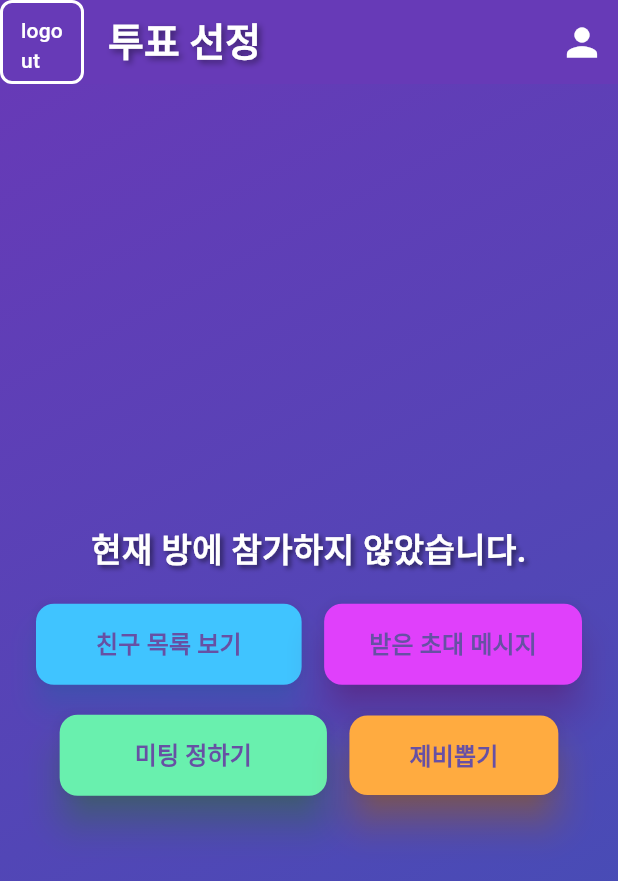
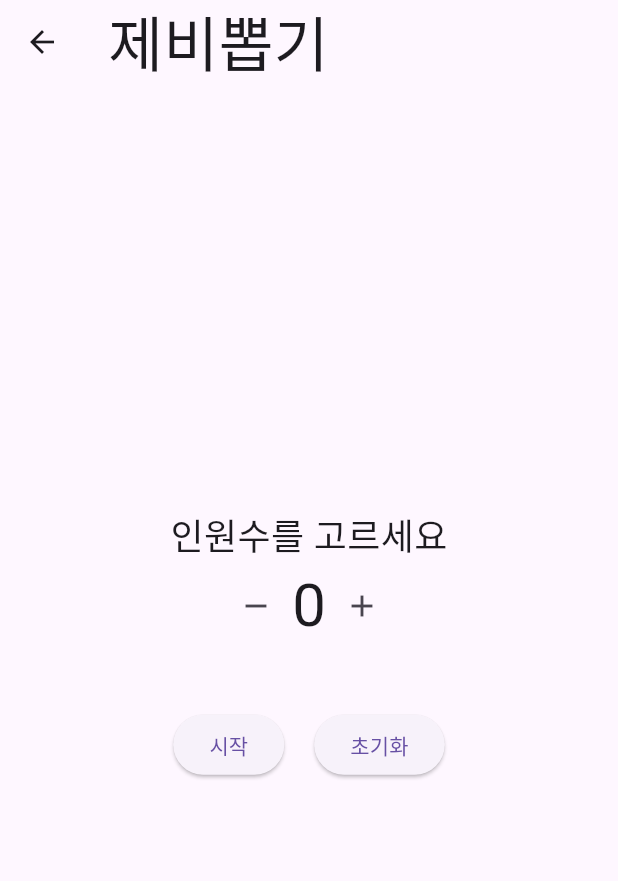
Before and after one commit to imyhnam0/food_choose, a Flutter app: the HomePage screen opened directly, after a tap on "제비뽑기", on a phone screen of 412 x 824 dp. Shown: the top 881 px of the screen. Run offline on Flutter 3.47's test engine with Material 3 defaults, Android fonts, the phone set to English and light mode, and no system bars; our stand-ins replace cloud_firestore, firebase_auth, firebase_core, shared_preferences; accounts and stored records are empty; statements that could not run were skipped.

Commit message:
all done?

```diff
--- a/lib/main.dart
+++ b/lib/main.dart
@@ -17,6 +17,7 @@ import 'invitemessage.dart';
 import 'loginpage.dart';
 import 'myinfo.dart';
 import 'meetingroom.dart';
+import 'pickpeople.dart';
 
 void main() async {
   WidgetsFlutterBinding.ensureInitialized();
@@ -609,7 +610,11 @@ class _HomePageState extends State<HomePage> {
                                 shadowColor: Colors.orange,
                               ),
                               onPressed: () {
-
+                                Navigator.push(
+                                  context,
+                                  MaterialPageRoute(
+                                      builder: (context) => pickPeoplePage()),
+                                );
                               },
                               child: const Text(
                                 '제비뽑기',
--- /dev/null
+++ b/lib/pickpeople.dart
@@ -0,0 +1,191 @@
+import 'package:flutter/material.dart';
+import 'invite.dart';
+import 'dart:math';
+
+class pickPeoplePage extends StatefulWidget {
+  const pickPeoplePage({super.key});
+
+  @override
+  State<pickPeoplePage> createState() => _pickPeoplePageState();
+}
+
+class _pickPeoplePageState extends State<pickPeoplePage> {
+  int _counter = 0;
+  int? selectedValue;
+  List<TextEditingController> textControllers = [];
+  final Random _random = Random();
+
+  void _incrementCounter() {
+    setState(() {
+      _counter++;
+      textControllers.add(TextEditingController());
+    });
+  }
+
+  void _decrementCounter() {
+    setState(() {
+      if (_counter > 0) {
+        _counter--;
+        textControllers.removeLast().dispose();
+      }
+    });
+  }
+
+  void _selectValue(int value) {
+    setState(() {
+      selectedValue = value;
+    });
+  }
+
+  void _selectRandomValue() {
+    if (_counter > 0) {
+      setState(() {
+        selectedValue = _random.nextInt(_counter) + 1; // 1부터 _counter까지 랜덤 선택
+      });
+    }
+  }
+
+  void _start() {
+    if (selectedValue == null) {
+      _selectRandomValue(); // 아무 버튼도 누르지 않았을 때 랜덤 선택
+    }
+
+    bool allFilled =
+    textControllers.every((controller) => controller.text.isNotEmpty);
+
+    if (allFilled) {
+      final result = textControllers[selectedValue! - 1].text;
+      _showResultDialog(result);
+    } else {
+      _showErrorDialog();
+    }
+  }
+
+  void _reset() {
+    setState(() {
+      _counter = 0;
+      selectedValue = null;
+      textControllers.forEach((controller) => controller.dispose());
+      textControllers.clear();
+    });
+  }
+
+  void _showResultDialog(String result) {
+    showDialog(
+      context: context,
+      builder: (BuildContext context) {
+        return AlertDialog(
+          title: const Text('뽑기 결과'),
+          content: Text(result.isNotEmpty ? result : '값이 입력되지 않았습니다.'),
+          actions: <Widget>[
+            TextButton(
+              onPressed: () {
+                Navigator.of(context).pop();
+              },
+              child: const Text('닫기'),
+            ),
+          ],
+        );
+      },
+    );
+  }
+
+  void _showErrorDialog() {
+    showDialog(
+      context: context,
+      builder: (BuildContext context) {
+        return AlertDialog(
+          title: const Text('오류'),
+          content: const Text('모든 값을 입력해주세요.'),
+          actions: <Widget>[
+            TextButton(
+              onPressed: () {
+                Navigator.of(context).pop();
+              },
+              child: const Text('닫기'),
+            ),
+          ],
+        );
+      },
+    );
+  }
+
+  @override
+  Widget build(BuildContext context) {
+    return Scaffold(
+      appBar: AppBar(
+        title: Text(
+          '제비뽑기',
+          style: TextStyle(fontSize: 40),
+        ),
+      ),
+      body: Center(
+        child: Column(
+          mainAxisAlignment: MainAxisAlignment.center,
+          children: <Widget>[
+            const Text(
+              '인원수를 고르세요',
+              style: TextStyle(fontSize: 24),
+            ),
+            Row(
+              mainAxisAlignment: MainAxisAlignment.center,
+              children: [
+                IconButton(
+                  onPressed: _decrementCounter,
+                  icon: const Icon(Icons.remove),
+                ),
+                Text(
+                  '$_counter',
+                  style: const TextStyle(fontSize: 40),
+                ),
+                IconButton(
+                  onPressed: _incrementCounter,
+                  icon: const Icon(Icons.add),
+                ),
+              ],
+            ),
+            const SizedBox(height: 20),
+            Column(
+              children: List.generate(_counter, (index) {
+                return Padding(
+                  padding: const EdgeInsets.symmetric(vertical: 5),
+                  child: TextField(
+                    controller: textControllers[index],
+                    decoration: InputDecoration(
+                      border: const OutlineInputBorder(),
+                      labelText: '인원 ${index + 1}',
+                    ),
+                  ),
+                );
+              }),
+            ),
+            const SizedBox(height: 20),
+            Row(
+              mainAxisAlignment: MainAxisAlignment.center,
+              children: [
+                ElevatedButton(
+                  onPressed: _start,
+                  child: const Text('시작'),
+                ),
+                const SizedBox(width: 20),
+                ElevatedButton(
+                  onPressed: _reset,
+                  child: const Text('초기화'),
+                ),
+              ],
+            ),
+            const SizedBox(height: 20),
+          ],
+        ),
+      ),
+    );
+  }
+
+  @override
+  void dispose() {
+    for (var controller in textControllers) {
+      controller.dispose();
+    }
+    super.dispose();
+  }
+}
```
